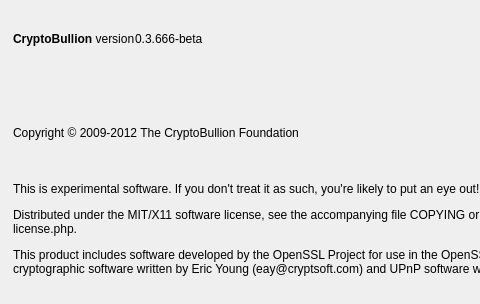
Qt form src/qt/forms/aboutdialog.ui (cryptogenicbonds/CryptoBullion-CBX) before a commit; both pictures show x 0 to 480 and y 0 to 304 of the 744 by 304 pixel window.
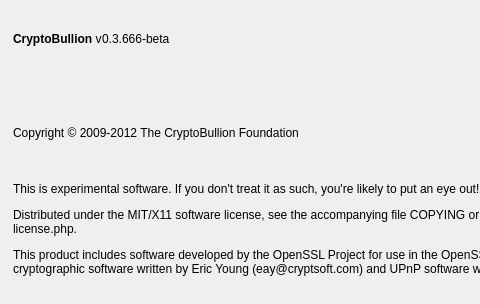
The same form after that commit. Icons and pictures are not drawn.

Commit message: Update about dialog image.

The edit to the form file:
```diff
--- a/src/qt/forms/aboutdialog.ui
+++ b/src/qt/forms/aboutdialog.ui
@@ -68,7 +68,7 @@
           <string notr="true">QLabel { background: transparent; }</string>
          </property>
          <property name="text">
-          <string>&lt;b&gt;CryptoBullion&lt;/b&gt; version</string>
+          <string>&lt;b&gt;CryptoBullion&lt;/b&gt; v</string>
          </property>
          <property name="textInteractionFlags">
           <set>Qt::LinksAccessibleByMouse|Qt::TextSelectableByKeyboard|Qt::TextSelectableByMouse</set>
```
The commit also changes 1 other file.
